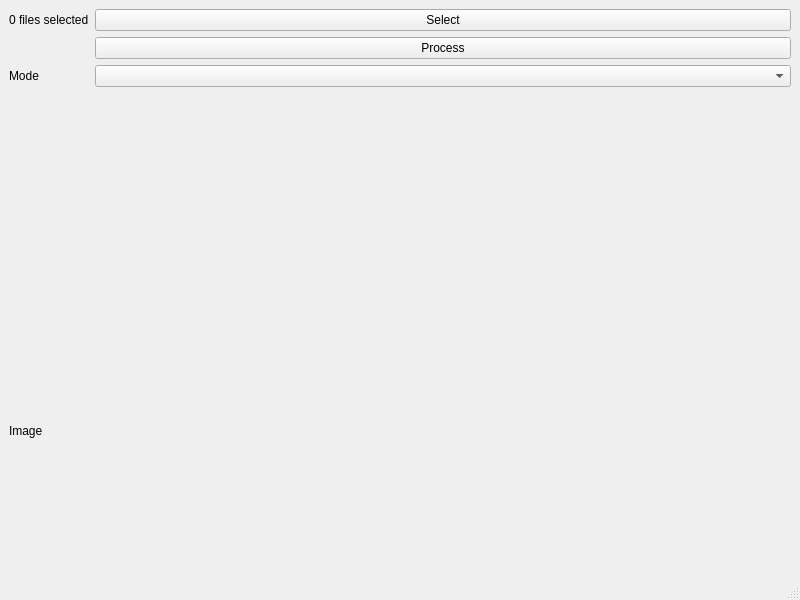
hitomi2500/libsvin, file tiler/mainwindow.ui: the form before one commit.
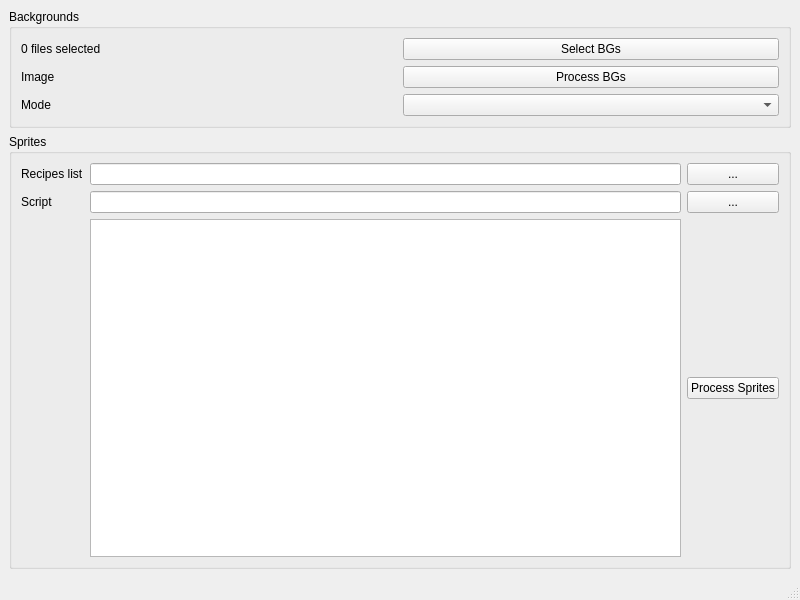
The form after the commit.

Commit message: Tapestry mode added

What changed in the file:
```diff
--- a/tiler/mainwindow.ui
+++ b/tiler/mainwindow.ui
@@ -16,7 +16,25 @@
   <widget class="QWidget" name="centralwidget">
    <layout class="QVBoxLayout" name="verticalLayout">
     <item>
-     <layout class="QFormLayout" name="formLayout">
+     <widget class="QGroupBox" name="groupBox">
+      <property name="title">
+       <string>Backgrounds</string>
+      </property>
+      <layout class="QGridLayout" name="gridLayout">
+       <item row="1" column="1">
+        <widget class="QPushButton" name="pushButton_2">
+         <property name="text">
+          <string>Process BGs</string>
+         </property>
+        </widget>
+       </item>
+       <item row="0" column="1">
+        <widget class="QPushButton" name="pushButton">
+         <property name="text">
+          <string>Select BGs</string>
+         </property>
+        </widget>
+       </item>
       <item row="0" column="0">
        <widget class="QLabel" name="label_2">
         <property name="text">
@@ -24,19 +42,8 @@
         </property>
        </widget>
       </item>
-      <item row="0" column="1">
-       <widget class="QPushButton" name="pushButton">
-        <property name="text">
-         <string>Select</string>
-        </property>
-       </widget>
-      </item>
-      <item row="1" column="1">
-       <widget class="QPushButton" name="pushButton_2">
-        <property name="text">
-         <string>Process</string>
-        </property>
-       </widget>
+       <item row="2" column="1">
+        <widget class="QComboBox" name="comboBox_mode"/>
       </item>
       <item row="2" column="0">
        <widget class="QLabel" name="label_3">
@@ -45,16 +52,67 @@
         </property>
        </widget>
       </item>
-      <item row="2" column="1">
-       <widget class="QComboBox" name="comboBox_mode"/>
-      </item>
-     </layout>
-    </item>
-    <item>
+       <item row="1" column="0">
      <widget class="QLabel" name="label">
       <property name="text">
        <string>Image</string>
       </property>
+        </widget>
+       </item>
+      </layout>
+     </widget>
+    </item>
+    <item>
+     <widget class="QGroupBox" name="groupBox_2">
+      <property name="title">
+       <string>Sprites</string>
+      </property>
+      <layout class="QGridLayout" name="gridLayout_2">
+       <item row="0" column="2">
+        <widget class="QPushButton" name="pushButton_Set_reciles_List">
+         <property name="text">
+          <string>...</string>
+         </property>
+        </widget>
+       </item>
+       <item row="1" column="1">
+        <widget class="QLineEdit" name="lineEdit_script"/>
+       </item>
+       <item row="0" column="1">
+        <widget class="QLineEdit" name="lineEdit_Recipes_List"/>
+       </item>
+       <item row="1" column="0">
+        <widget class="QLabel" name="label_5">
+         <property name="text">
+          <string>Script</string>
+         </property>
+        </widget>
+       </item>
+       <item row="0" column="0">
+        <widget class="QLabel" name="label_4">
+         <property name="text">
+          <string>Recipes list</string>
+         </property>
+        </widget>
+       </item>
+       <item row="1" column="2">
+        <widget class="QPushButton" name="pushButton_Set_Script">
+         <property name="text">
+          <string>...</string>
+         </property>
+        </widget>
+       </item>
+       <item row="2" column="2">
+        <widget class="QPushButton" name="pushButton_Process_Sprites">
+         <property name="text">
+          <string>Process Sprites</string>
+         </property>
+        </widget>
+       </item>
+       <item row="2" column="1">
+        <widget class="QTextEdit" name="textEdit"/>
+       </item>
+      </layout>
      </widget>
     </item>
    </layout>
```
Lines whose indentation alone changed are shown as unchanged. The commit also changes 2 other files.
